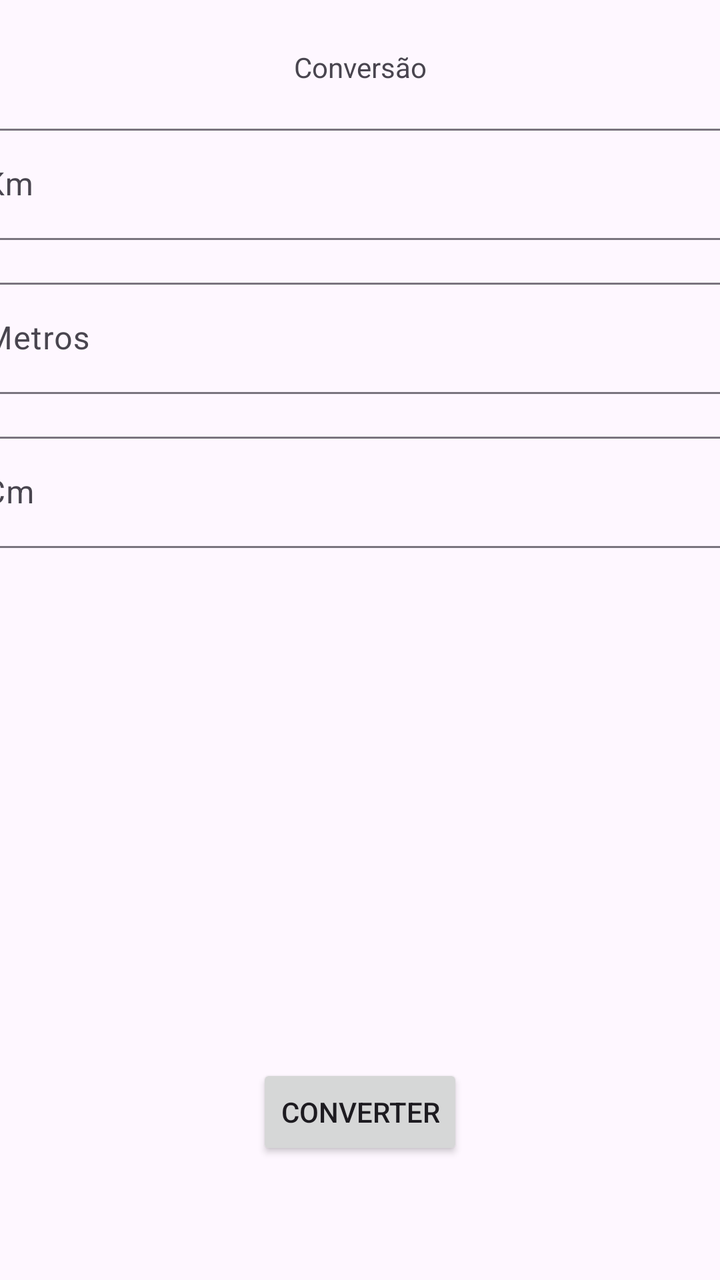
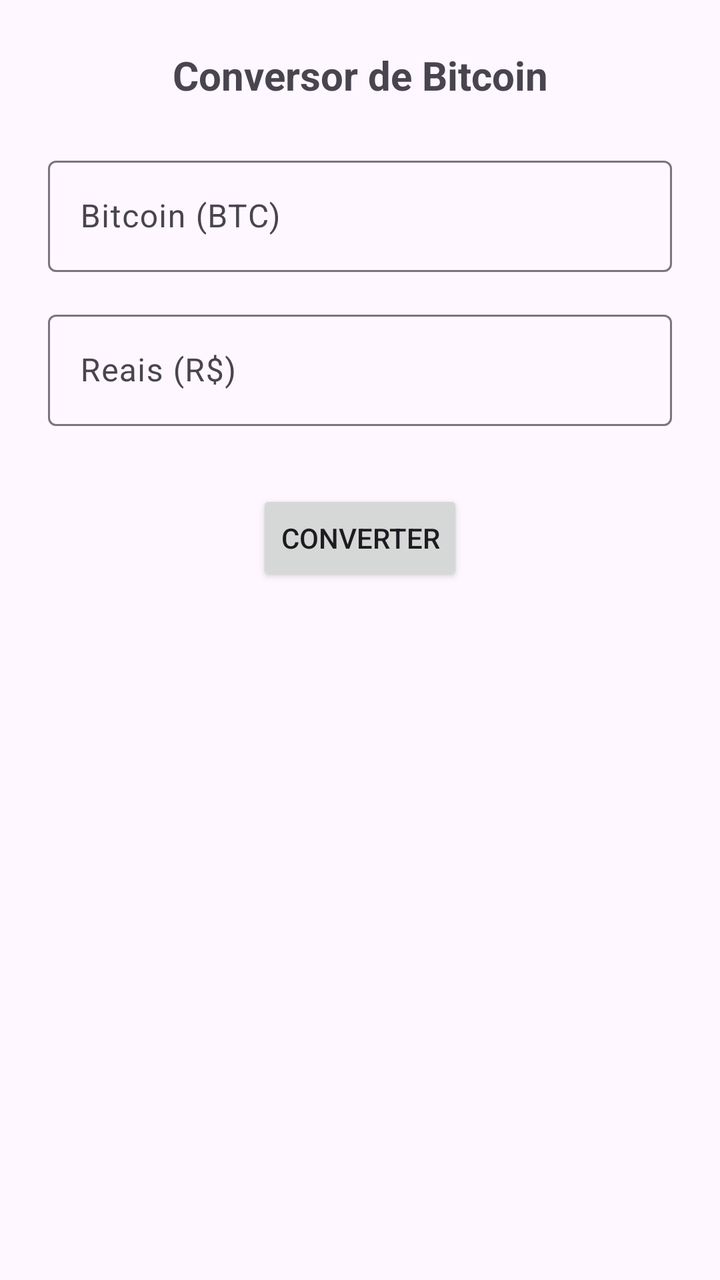

The first picture is an Android layout as it rendered before a commit; the second is the same layout after the commit. The layout source and the unified diff follow.
<!-- AndroidManifest.xml: application theme Theme.AppConversao -->
<!-- res/layout/activity_main.xml -->
<?xml version="1.0" encoding="utf-8"?>
<androidx.constraintlayout.widget.ConstraintLayout xmlns:android="http://schemas.android.com/apk/res/android"
    xmlns:app="http://schemas.android.com/apk/res-auto"
    xmlns:tools="http://schemas.android.com/tools"
    android:id="@+id/main"
    android:layout_width="match_parent"
    android:layout_height="match_parent"
    tools:context=".MainActivity">

    <TextView
        android:id="@+id/textView"
        android:layout_width="wrap_content"
        android:layout_height="wrap_content"
        android:layout_marginTop="24dp"
        android:text="Conversão"
        app:layout_constraintEnd_toEndOf="parent"
        app:layout_constraintStart_toStartOf="parent"
        app:layout_constraintTop_toTopOf="parent" />

    <com.google.android.material.textfield.TextInputLayout
        android:id="@+id/textInputLayout"
        android:layout_width="409dp"
        android:layout_height="wrap_content"
        android:layout_marginTop="16dp"
        app:layout_constraintEnd_toEndOf="parent"
        app:layout_constraintStart_toStartOf="parent"
        app:layout_constraintTop_toBottomOf="@+id/textView">

        <com.google.android.material.textfield.TextInputEditText
            android:id="@+id/inputKm"
            android:layout_width="match_parent"
            android:layout_height="wrap_content"
            android:hint="Km" />
    </com.google.android.material.textfield.TextInputLayout>

    <com.google.android.material.textfield.TextInputLayout
        android:id="@+id/textInputLayout2"
        android:layout_width="409dp"
        android:layout_height="wrap_content"
        android:layout_marginTop="16dp"
        app:layout_constraintEnd_toEndOf="parent"
        app:layout_constraintStart_toStartOf="parent"
        app:layout_constraintTop_toBottomOf="@+id/textInputLayout">

        <com.google.android.material.textfield.TextInputEditText
            android:id="@+id/inputMeter"
            android:layout_width="match_parent"
            android:layout_height="wrap_content"
            android:hint="Metros" />
    </com.google.android.material.textfield.TextInputLayout>

    <com.google.android.material.textfield.TextInputLayout
        android:layout_width="409dp"
        android:layout_height="wrap_content"
        android:layout_marginTop="16dp"
        app:layout_constraintEnd_toEndOf="parent"
        app:layout_constraintStart_toStartOf="parent"
        app:layout_constraintTop_toBottomOf="@+id/textInputLayout2">

        <com.google.android.material.textfield.TextInputEditText
            android:id="@+id/inputCm"
            android:layout_width="match_parent"
            android:layout_height="wrap_content"
            android:hint="Cm" />
    </com.google.android.material.textfield.TextInputLayout>

    <Button
        android:id="@+id/button"
        android:layout_width="wrap_content"
        android:layout_height="wrap_content"
        android:layout_marginBottom="60dp"
        android:text="Converter"
        app:layout_constraintBottom_toBottomOf="parent"
        app:layout_constraintEnd_toEndOf="parent"
        app:layout_constraintStart_toStartOf="parent" />

</androidx.constraintlayout.widget.ConstraintLayout>
<!-- resources referenced by this layout -->
<resources>
  <style name="Theme.AppConversao" parent="Base.Theme.AppConversao" />
  <style name="Base.Theme.AppConversao" parent="Theme.Material3.DayNight.NoActionBar">
          
          
      </style>
</resources>

<!-- the commit's change to res/layout/activity_main.xml (unified diff, before → after) -->
@@ -12,66 +12,59 @@
         android:layout_width="wrap_content"
         android:layout_height="wrap_content"
         android:layout_marginTop="24dp"
-        android:text="Conversão"
+        android:text="Conversor de Bitcoin"
+        android:textSize="20sp"
+        android:textStyle="bold"
         app:layout_constraintEnd_toEndOf="parent"
         app:layout_constraintStart_toStartOf="parent"
         app:layout_constraintTop_toTopOf="parent" />
 
     <com.google.android.material.textfield.TextInputLayout
-        android:id="@+id/textInputLayout"
-        android:layout_width="409dp"
+        android:id="@+id/textInputLayoutBtc"
+        android:layout_width="0dp"
         android:layout_height="wrap_content"
-        android:layout_marginTop="16dp"
+        android:layout_marginStart="24dp"
+        android:layout_marginTop="24dp"
+        android:layout_marginEnd="24dp"
         app:layout_constraintEnd_toEndOf="parent"
         app:layout_constraintStart_toStartOf="parent"
         app:layout_constraintTop_toBottomOf="@+id/textView">
 
         <com.google.android.material.textfield.TextInputEditText
-            android:id="@+id/inputKm"
+            android:id="@+id/inputBtc"
             android:layout_width="match_parent"
             android:layout_height="wrap_content"
-            android:hint="Km" />
+            android:hint="Bitcoin (BTC)"
+            android:inputType="numberDecimal" />
     </com.google.android.material.textfield.TextInputLayout>
 
     <com.google.android.material.textfield.TextInputLayout
-        android:id="@+id/textInputLayout2"
-        android:layout_width="409dp"
+        android:id="@+id/textInputLayoutReais"
+        android:layout_width="0dp"
         android:layout_height="wrap_content"
+        android:layout_marginStart="24dp"
         android:layout_marginTop="16dp"
+        android:layout_marginEnd="24dp"
         app:layout_constraintEnd_toEndOf="parent"
         app:layout_constraintStart_toStartOf="parent"
-        app:layout_constraintTop_toBottomOf="@+id/textInputLayout">
+        app:layout_constraintTop_toBottomOf="@+id/textInputLayoutBtc">
 
         <com.google.android.material.textfield.TextInputEditText
-            android:id="@+id/inputMeter"
+            android:id="@+id/inputReais"
             android:layout_width="match_parent"
             android:layout_height="wrap_content"
-            android:hint="Metros" />
-    </com.google.android.material.textfield.TextInputLayout>
-
-    <com.google.android.material.textfield.TextInputLayout
-        android:layout_width="409dp"
-        android:layout_height="wrap_content"
-        android:layout_marginTop="16dp"
-        app:layout_constraintEnd_toEndOf="parent"
-        app:layout_constraintStart_toStartOf="parent"
-        app:layout_constraintTop_toBottomOf="@+id/textInputLayout2">
-
-        <com.google.android.material.textfield.TextInputEditText
-            android:id="@+id/inputCm"
-            android:layout_width="match_parent"
-            android:layout_height="wrap_content"
-            android:hint="Cm" />
+            android:hint="Reais (R$)"
+            android:inputType="numberDecimal" />
     </com.google.android.material.textfield.TextInputLayout>
 
     <Button
         android:id="@+id/button"
         android:layout_width="wrap_content"
         android:layout_height="wrap_content"
-        android:layout_marginBottom="60dp"
+        android:layout_marginTop="32dp"
         android:text="Converter"
-        app:layout_constraintBottom_toBottomOf="parent"
         app:layout_constraintEnd_toEndOf="parent"
-        app:layout_constraintStart_toStartOf="parent" />
+        app:layout_constraintStart_toStartOf="parent"
+        app:layout_constraintTop_toBottomOf="@+id/textInputLayoutReais" />
 
 </androidx.constraintlayout.widget.ConstraintLayout>
